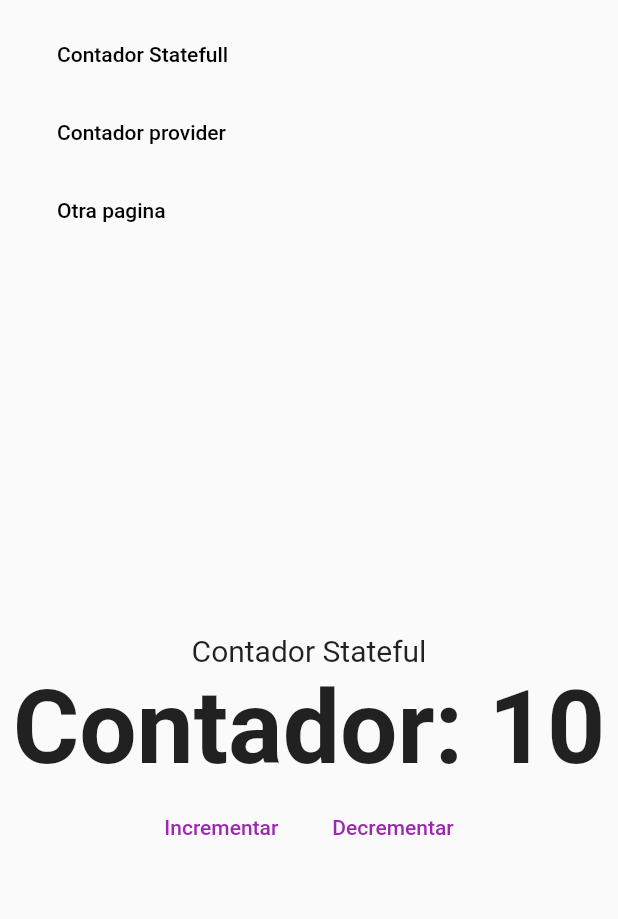
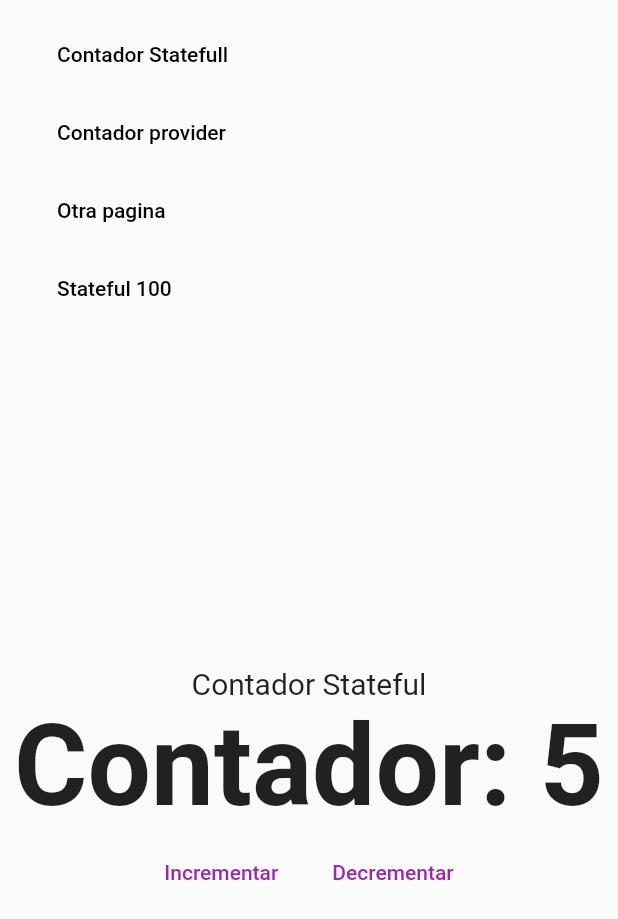
Before and after one commit to Bulkatho/route-flutter, a Flutter app: the screen it shows after launch, on a phone screen of 412 x 824 dp. Shown: the top 919 px of the screen. Run offline on Flutter 3.47's test engine with Material 2 defaults, Android fonts, the phone set to English and light mode, and no system bars; our stand-ins replace fluro, get_it.

```diff
--- a/lib/main.dart
+++ b/lib/main.dart
@@ -4,9 +4,12 @@ import 'package:bases_web/locator.dart';
 import 'package:bases_web/services/navigation_service.dart';
 import 'package:bases_web/router/route_generator.dart';
 import 'package:bases_web/ui/layout/main_layout_page.dart';
+import 'package:bases_web/router/router.dart';
 
 void main() {
   setupLocator();
+  Flurorouter.configureRoutes();
+
   runApp(MyApp());
 }
 
@@ -16,8 +19,10 @@ class MyApp extends StatelessWidget {
     return MaterialApp(
       title: 'RutasApp',
       debugShowCheckedModeBanner: false,
-      initialRoute: '/stateful',
-      onGenerateRoute: (settings) => RouteGenerator.generateRoute(settings), //Se puede obviar - igual que en JS
+      initialRoute: '/',
+      //onGenerateRoute: (settings) => RouteGenerator.generateRoute(settings), //Se puede obviar - igual que en JS
+
+      onGenerateRoute: Flurorouter.router.generator,
       navigatorKey: locator<NavigationService>().navigatorKey,
       builder: ( _, child ) {
         return MainLayoutPage(
--- a/lib/router/route_generator.dart
+++ b/lib/router/route_generator.dart
@@ -11,7 +11,7 @@ class RouteGenerator {
   static Route<dynamic> generateRoute(RouteSettings settings){
     switch(settings.name){
       case '/stateful':
-        return _fadeRoute( const CounterView(), '/stateful' );
+        return _fadeRoute( const CounterView(base: '5',), '/stateful' );
       case '/provider':
         return _fadeRoute( const CounterProviderView(), '/provider');
       default:
--- /dev/null
+++ b/lib/router/router.dart
@@ -0,0 +1,65 @@
+import 'package:bases_web/ui/views/counter_provider_view.dart';
+import 'package:bases_web/ui/views/counter_view.dart';
+import 'package:bases_web/ui/views/view_404.dart';
+import 'package:fluro/fluro.dart';
+
+class Flurorouter {
+
+  static final FluroRouter router = FluroRouter();
+
+  static void configureRoutes(){
+
+    /*
+    * /home
+    * /stateful
+    * /provider
+    */
+
+    router.define(
+      '/',
+      handler: _counterHandler,
+      transitionType: TransitionType.fadeIn
+    );
+
+    router.define(
+      '/stateful',
+      handler: _counterHandler,
+      transitionType: TransitionType.fadeIn
+    );
+
+    router.define(
+      '/stateful/:base',
+      handler: _counterHandler,
+      transitionType: TransitionType.fadeIn
+    );
+
+    router.define(
+      '/provider',
+      handler: _counterProviderHandler,
+      transitionType: TransitionType.fadeIn
+    );
+
+    router.notFoundHandler = _pageNotFound;
+
+  }
+
+  //Handlers - View/Page
+
+  // CounterView
+  static Handler _counterHandler = Handler(
+    handlerFunc: ( context, params) {
+      return CounterView(base: params['base']?[0] ?? '5');
+    }
+  );
+
+  // CounterProviderView
+  static Handler _counterProviderHandler = Handler(
+    handlerFunc: (context, parameters) => CounterProviderView(),
+  );
+
+  // 404
+  static Handler _pageNotFound = Handler(
+    handlerFunc: ( context , __ ) => View404(),
+  );
+
+}
--- a/lib/ui/shared/customAppMenu.dart
+++ b/lib/ui/shared/customAppMenu.dart
@@ -54,6 +54,14 @@ class _TableDesktopMenu extends StatelessWidget {
             onPressed: () => locator<NavigationService>().navigateTo('/xyz123'),
             color: Colors.black,
           ),
+
+          const SizedBox(width: 10),
+
+          CustomFlatButtom(
+            text: 'Stateful 100',
+            onPressed: () => locator<NavigationService>().navigateTo('/stateful/100'),
+            color: Colors.black,
+          ),
         ],
       )
     );
@@ -91,6 +99,14 @@ class _MobileMenu extends StatelessWidget {
             onPressed: () => locator<NavigationService>().navigateTo('/xyz123'),
             color: Colors.black,
           ),
+
+          const SizedBox(width: 10),
+
+          CustomFlatButtom(
+            text: 'Stateful 100',
+            onPressed: () => locator<NavigationService>().navigateTo('/stateful/100'),
+            color: Colors.black,
+          ),
         ],
       )
     );
--- a/lib/ui/views/counter_view.dart
+++ b/lib/ui/views/counter_view.dart
@@ -3,7 +3,10 @@ import 'package:bases_web/ui/shared/customFlatButtom.dart';
 import 'package:flutter/material.dart';
 
 class CounterView extends StatefulWidget {
-  const CounterView({Key? key}) : super(key: key);
+
+  final String base;
+
+  const CounterView({super.key, required this.base});
 
   @override
   State<CounterView> createState() => _CounterViewState();
@@ -12,6 +15,14 @@ class CounterView extends StatefulWidget {
 class _CounterViewState extends State<CounterView> {
 
   int counter = 10;
+
+  @override
+  void initState() {
+    super.initState();
+    if(int.tryParse(widget.base) != null){
+      counter = int.parse(widget.base);
+    }
+  }
 
   @override
   Widget build(BuildContext context) {
--- a/pubspec.yaml
+++ b/pubspec.yaml
@@ -36,6 +36,7 @@ dependencies:
   cupertino_icons: ^1.0.2
   provider: ^6.0.3
   get_it: ^7.2.0
+  fluro: ^2.0.3
 
 dev_dependencies:
   flutter_test:
```
Also changed, not shown: pubspec.lock.
